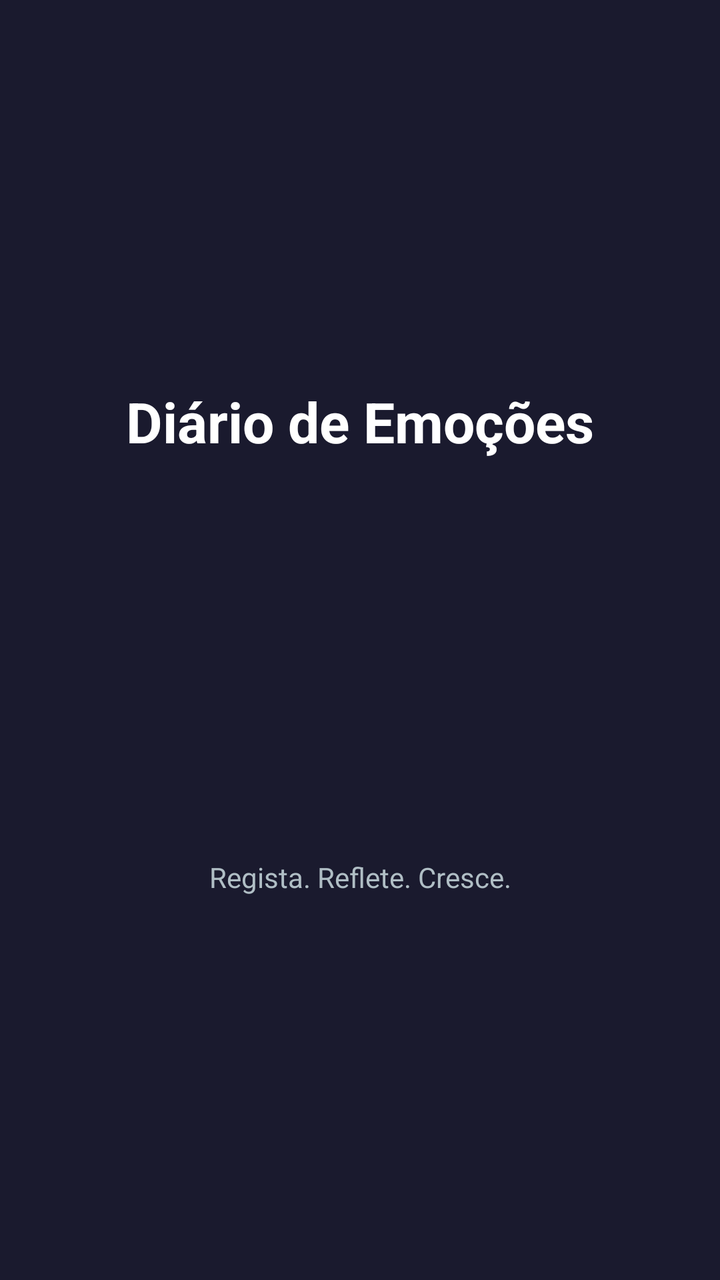
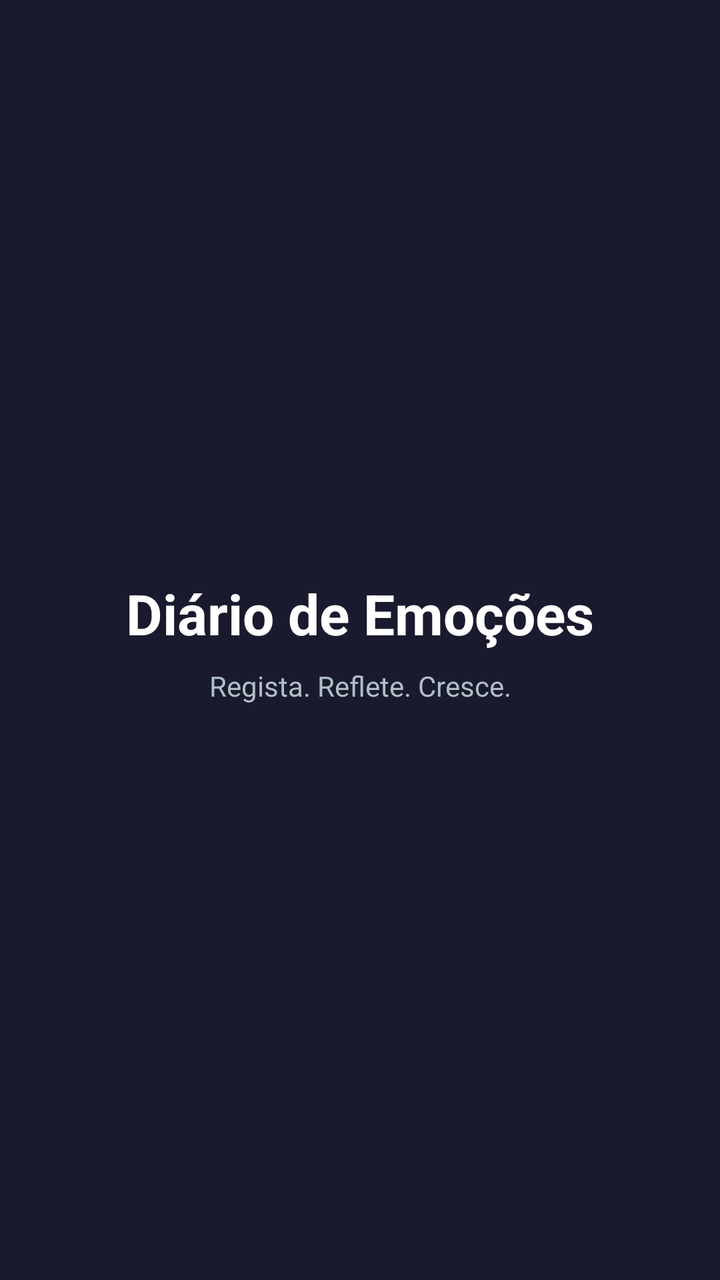

Two renders of the same Android screen: before a commit and after it. Below are the layout's source before the change and the commit's diff.
<!-- AndroidManifest.xml: application theme Theme.DiarioEmocoes -->
<!-- res/layout/activity_splash.xml -->
<?xml version="1.0" encoding="utf-8"?>
<androidx.constraintlayout.widget.ConstraintLayout
    xmlns:android="http://schemas.android.com/apk/res/android"
    xmlns:app="http://schemas.android.com/apk/res-auto"
    android:layout_width="match_parent"
    android:layout_height="match_parent"
    android:background="#1A1A2E">

    
    <TextView
        android:id="@+id/textViewNomeApp"
        android:layout_width="wrap_content"
        android:layout_height="wrap_content"
        android:text="Diário de Emoções"
        android:textSize="28sp"
        android:textStyle="bold"
        android:textColor="#FFFFFF"
        app:layout_constraintTop_toTopOf="parent"
        app:layout_constraintBottom_toTopOf="@+id/textViewSubtitulo"
        app:layout_constraintStart_toStartOf="parent"
        app:layout_constraintEnd_toEndOf="parent" />

    
    <TextView
        android:id="@+id/textViewSubtitulo"
        android:layout_width="wrap_content"
        android:layout_height="wrap_content"
        android:text="Regista. Reflete. Cresce."
        android:textSize="14sp"
        android:textColor="#B0BEC5"
        android:layout_marginTop="8dp"
        app:layout_constraintTop_toBottomOf="@id/textViewNomeApp"
        app:layout_constraintBottom_toBottomOf="parent"
        app:layout_constraintStart_toStartOf="parent"
        app:layout_constraintEnd_toEndOf="parent" />

</androidx.constraintlayout.widget.ConstraintLayout>
<!-- resources referenced by this layout -->
<resources>

</resources>

<!-- the commit's change to res/layout/activity_splash.xml (unified diff, before → after) -->
@@ -4,31 +4,30 @@
     xmlns:app="http://schemas.android.com/apk/res-auto"
     android:layout_width="match_parent"
     android:layout_height="match_parent"
-    android:background="#1A1A2E">
+    android:background="@color/splashBackground">
 
-    
     <TextView
         android:id="@+id/textViewNomeApp"
         android:layout_width="wrap_content"
         android:layout_height="wrap_content"
-        android:text="Diário de Emoções"
+        android:text="@string/splash_nome"
         android:textSize="28sp"
         android:textStyle="bold"
-        android:textColor="#FFFFFF"
+        android:textColor="@color/colorOnPrimary"
         app:layout_constraintTop_toTopOf="parent"
         app:layout_constraintBottom_toTopOf="@+id/textViewSubtitulo"
         app:layout_constraintStart_toStartOf="parent"
-        app:layout_constraintEnd_toEndOf="parent" />
+        app:layout_constraintEnd_toEndOf="parent"
+        app:layout_constraintVertical_chainStyle="packed"
+        android:layout_marginBottom="8dp" />
 
-    
     <TextView
         android:id="@+id/textViewSubtitulo"
         android:layout_width="wrap_content"
         android:layout_height="wrap_content"
-        android:text="Regista. Reflete. Cresce."
+        android:text="@string/splash_subtitulo"
         android:textSize="14sp"
-        android:textColor="#B0BEC5"
-        android:layout_marginTop="8dp"
+        android:textColor="@color/splashSubtitle"
         app:layout_constraintTop_toBottomOf="@id/textViewNomeApp"
         app:layout_constraintBottom_toBottomOf="parent"
         app:layout_constraintStart_toStartOf="parent"
<!-- resource entries referenced after the edit -->
@@ -1,5 +1,35 @@
 <!-- resources referenced by this layout -->
 <resources>
-
+  <color name="colorOnPrimary">#FFFFFF</color>
+  <color name="splashBackground">#1A1A2E</color>
+  <color name="splashSubtitle">#B0BEC5</color>
+  <string name="splash_nome">Diário de Emoções</string>
+  <string name="splash_subtitulo">Regista. Reflete. Cresce.</string>
+  <style name="Theme.DiarioEmocoes.Splash" parent="Theme.DiarioEmocoes">
+          <item name="windowActionBar">false</item>
+          <item name="windowNoTitle">true</item>
+          <item name="android:windowBackground">@color/splashBackground</item>
+          <item name="android:statusBarColor">@color/splashBackground</item>
+          <item name="android:navigationBarColor">@color/splashBackground</item>
+      </style>
+  <style name="Theme.DiarioEmocoes" parent="Theme.MaterialComponents.DayNight.DarkActionBar">
+          <item name="colorPrimary">@color/colorPrimary</item>
+          <item name="colorPrimaryVariant">@color/colorPrimaryVariant</item>
+          <item name="colorOnPrimary">@color/colorOnPrimary</item>
+          <item name="colorSecondary">@color/colorSecondary</item>
+          <item name="colorSecondaryVariant">@color/colorSecondaryVariant</item>
+          <item name="colorOnSecondary">@color/colorOnSecondary</item>
+          <item name="android:colorBackground">@color/colorBackground</item>
+          <item name="colorSurface">@color/colorSurface</item>
+          <item name="colorOnSurface">@color/colorOnSurface</item>
+      </style>
+  <color name="colorPrimary">#1A1A2E</color>
+  <color name="colorPrimaryVariant">#16213E</color>
+  <color name="colorSecondary">#E94560</color>
+  <color name="colorSecondaryVariant">#C73652</color>
+  <color name="colorOnSecondary">#FFFFFF</color>
+  <color name="colorBackground">#F5F5F5</color>
+  <color name="colorSurface">#FFFFFF</color>
+  <color name="colorOnSurface">#1A1A2E</color>
 </resources>
 
